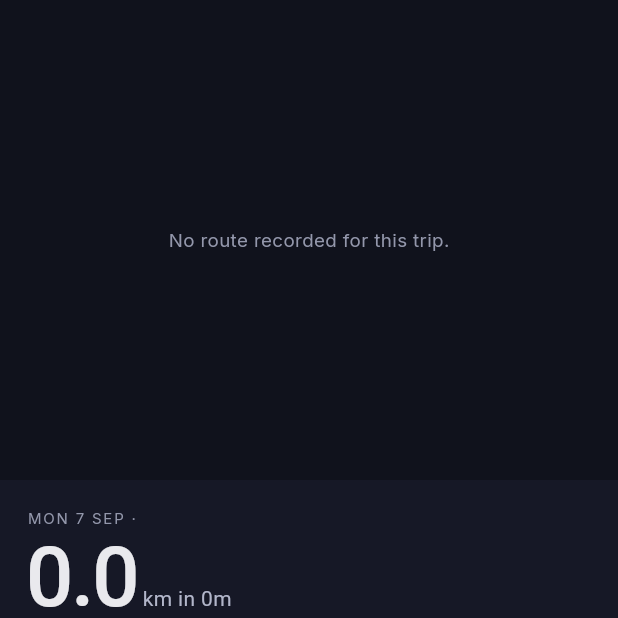
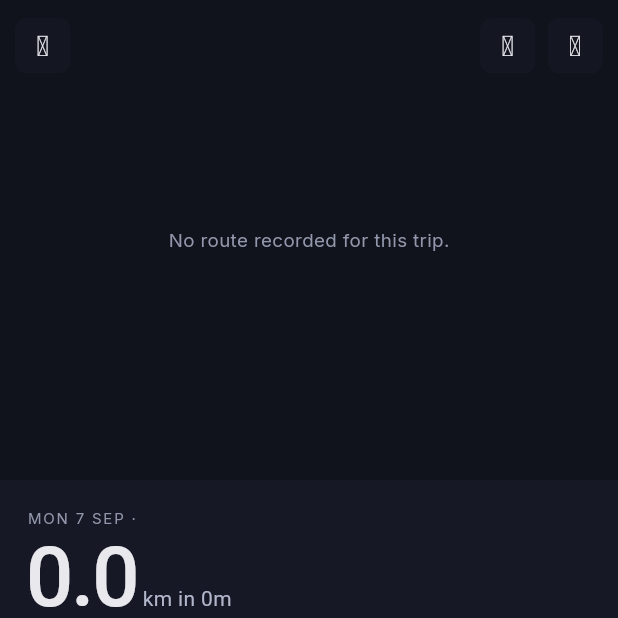
Before and after one commit to julian-e-negrete/OpenTrip, a Flutter app: the TripDetailScreen screen opened directly with empty values, on a phone screen of 412 x 824 dp, the top half of it. Run offline on Flutter 3.47's test engine with Material 3 defaults, Android fonts, the phone set to English and light mode, and no system bars; our stand-ins replace audioplayers, flutter_blue_plus, flutter_map, geolocator, google_fonts, google_sign_in and 9 more; accounts and stored records are empty.

Commit message:
Fix trips with no route recorded being undeletable from their own detail screen
_HeroMap's early returns for the loading and no-points states skipped
the whole back/share/delete chip row, which only ever got built in the
real-map branch below them. A trip with zero GPS points — GPS never
got a fix, or an interrupted recording — landed on "No route recorded
for this trip" with no way back except the system gesture and no way
to delete it from this screen at all (swipe-to-delete from the trip
list was the only other way out). Extracted the chip row into a
shared _chipRow() and render it in all three states.

Co-Authored-By: Claude Sonnet 5 <noreply@anthropic.com>
Claude-Session: https://claude.ai/code/session_01VK3Ki5mt4KhBkQhobLLxeA

```diff
--- a/apps/mobile/lib/trips/trip_detail_screen.dart
+++ b/apps/mobile/lib/trips/trip_detail_screen.dart
@@ -478,16 +478,57 @@ class _HeroMapState extends State<_HeroMap> with SingleTickerProviderStateMixin
     if (_controller.isAnimating) _controller.forward();
   }
 
+  /// Back/share/delete — the only way off this screen and the only way
+  /// to delete a trip from its own detail view. Previously only rendered
+  /// once real route points were loaded: a trip with no GPS points at
+  /// all (GPS never got a fix, or one of the recording-interruption bugs
+  /// elsewhere in this app) hit the early returns below and never got
+  /// this row at all, leaving no in-screen way back and no way to delete
+  /// it short of the system back gesture plus a swipe on the trip list.
+  Widget _chipRow(BuildContext context) {
+    return Positioned(
+      // The hero map is deliberately full-bleed under the status
+      // bar/notch, but these chips have to be real tap targets —
+      // without the safe-area inset they render (and hit-test)
+      // right under the system status bar, unreachable.
+      top: 12 + MediaQuery.paddingOf(context).top,
+      left: 10,
+      right: 10,
+      child: Row(
+        children: [
+          _MapChip(icon: Ph.arrowLeft, onTap: widget.onBack),
+          const Spacer(),
+          _MapChip(icon: Ph.export_, onTap: widget.onShare),
+          const SizedBox(width: 8),
+          _MapChip(icon: Ph.trash, onTap: widget.onDelete),
+        ],
+      ),
+    );
+  }
+
   @override
   Widget build(BuildContext context) {
     final pts = widget.points;
     if (pts == null) {
-      return const ColoredBox(color: Noct.canvas, child: Center(child: CircularProgressIndicator()));
+      return ColoredBox(
+        color: Noct.canvas,
+        child: Stack(
+          children: [
+            const Center(child: CircularProgressIndicator()),
+            _chipRow(context),
+          ],
+        ),
+      );
     }
     if (pts.isEmpty) {
-      return const ColoredBox(
+      return ColoredBox(
         color: Noct.canvas,
-        child: Center(child: Text('No route recorded for this trip.', style: TextStyle(color: Noct.n500))),
+        child: Stack(
+          children: [
+            const Center(child: Text('No route recorded for this trip.', style: TextStyle(color: Noct.n500))),
+            _chipRow(context),
+          ],
+        ),
       );
     }
 
@@ -585,24 +626,7 @@ class _HeroMapState extends State<_HeroMap> with SingleTickerProviderStateMixin
                   ),
                 ),
               ),
-              Positioned(
-                // The hero map is deliberately full-bleed under the status
-                // bar/notch, but these chips have to be real tap targets —
-                // without the safe-area inset they render (and hit-test)
-                // right under the system status bar, unreachable.
-                top: 12 + MediaQuery.paddingOf(context).top,
-                left: 10,
-                right: 10,
-                child: Row(
-                  children: [
-                    _MapChip(icon: Ph.arrowLeft, onTap: widget.onBack),
-                    const Spacer(),
-                    _MapChip(icon: Ph.export_, onTap: widget.onShare),
-                    const SizedBox(width: 8),
-                    _MapChip(icon: Ph.trash, onTap: widget.onDelete),
-                  ],
-                ),
-              ),
+              _chipRow(context),
               Positioned(
                 left: 14,
                 bottom: 64,
```
